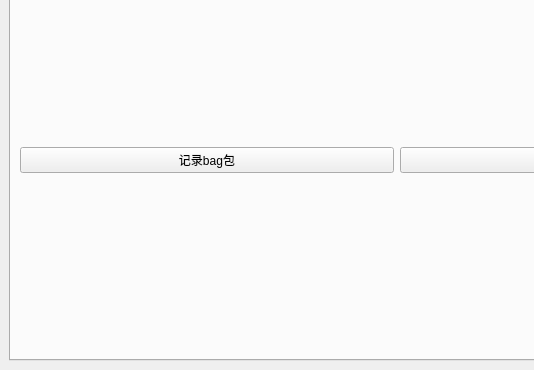
First picture: the form in Ui/recordinfo.ui, repository xiaochen19v587/RecordBug, before the edit; both pictures show x 0 to 534 and y 284 to 654 of the 794 by 654 pixel window.
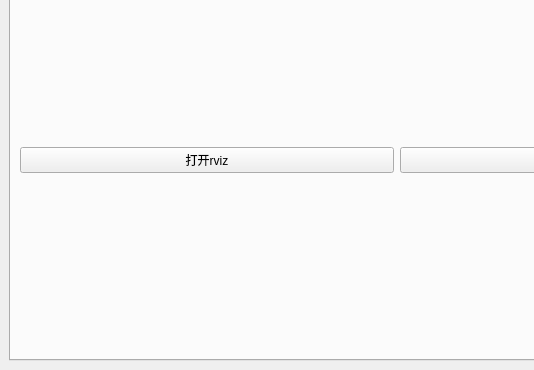
Second picture: the form after the edit. The open tabs and pages were chosen to show the change.

```diff
--- a/Ui/recordinfo.ui
+++ b/Ui/recordinfo.ui
@@ -502,7 +502,7 @@
             <item>
              <widget class="QPushButton" name="pushButton_17">
               <property name="text">
-               <string>记录bag包</string>
+               <string>打开rviz</string>
               </property>
              </widget>
             </item>
```
